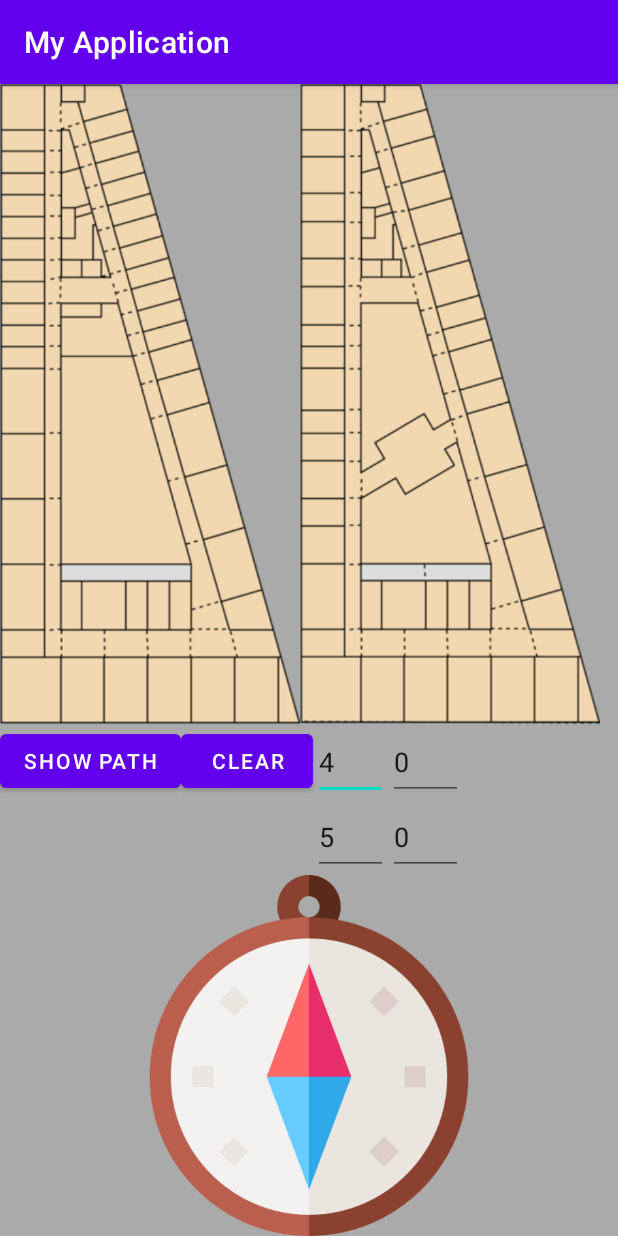
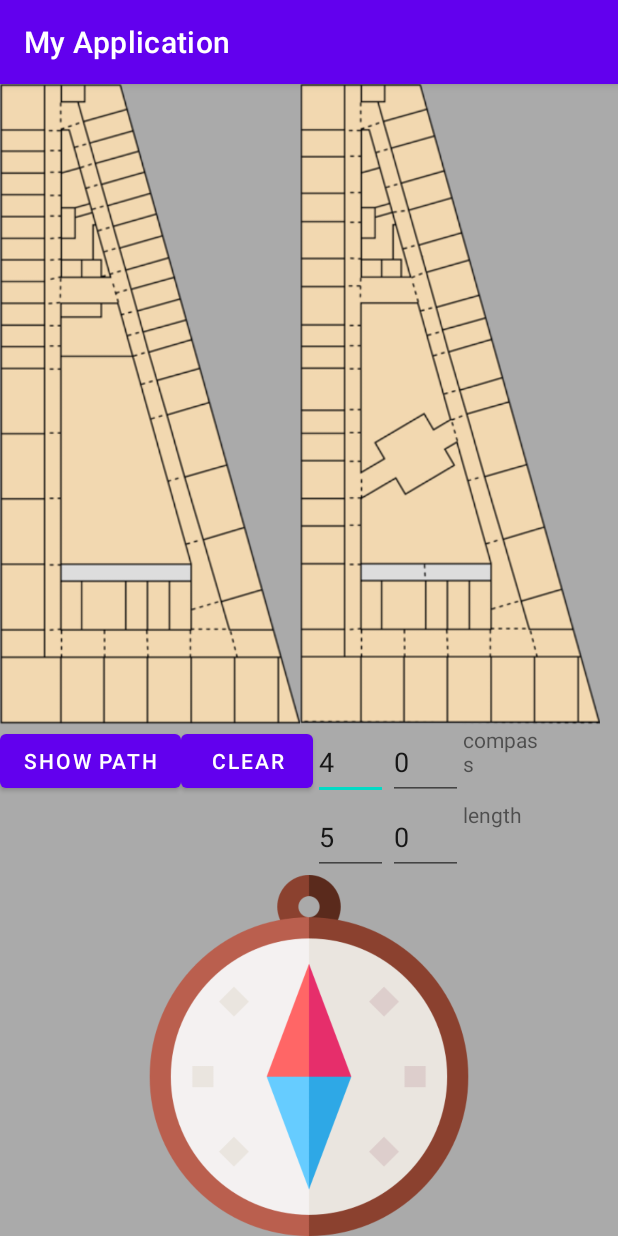
Before and after one commit to jimin61445/IoT_User, an Android app: the screen it shows after launch (MainActivity), on a phone screen of 412 x 824 dp. Run offline under Robolectric (Android 15) with nearby library versions, the phone set to English and light mode, and no system bars.

Commit message:
Add leftLength

```diff
--- a/app/src/main/java/com/example/myapplication/MainActivity.java
+++ b/app/src/main/java/com/example/myapplication/MainActivity.java
@@ -22,6 +22,7 @@ public class MainActivity extends AppCompatActivity implements SensorEventListen
 
     private ImageView pt;
     private TextView tv;
+    private TextView lt;
     private SensorManager sm;
     private Sensor Accel;
     private Sensor Magnet;
@@ -59,6 +60,7 @@ public class MainActivity extends AppCompatActivity implements SensorEventListen
         Magnet = sm.getDefaultSensor(Sensor.TYPE_MAGNETIC_FIELD);
         pt = (ImageView) findViewById(R.id.pointer);
         tv =(TextView)findViewById(R.id.textView1);
+        lt =(TextView)findViewById(R.id.textView2);
     }
 
     View.OnClickListener t =new View.OnClickListener() {
@@ -98,6 +100,8 @@ public class MainActivity extends AppCompatActivity implements SensorEventListen
             }
             if(check==0) {
                 astar.astarMain();
+                lt.setText(" "+Math.ceil(astar.fVal));
+
                 if (astar.start.getFloor() == 4) {
                     mv.invalidate();
                     mv2.invalidate();
@@ -164,7 +168,7 @@ public class MainActivity extends AppCompatActivity implements SensorEventListen
             SensorManager.getOrientation(mR,mOrientation);
 
             float azimuth = (float) Math.toDegrees(mOrientation[0]);
-
+            tv.setText(" "+azimuth);
 
             RotateAnimation RA =  new RotateAnimation(currentDegree,-azimuth, Animation.RELATIVE_TO_SELF,0.5f,Animation.RELATIVE_TO_SELF,0.5f);
 
--- a/app/src/main/java/com/example/myapplication/astar.java
+++ b/app/src/main/java/com/example/myapplication/astar.java
@@ -21,6 +21,7 @@ public class astar {
     public static Node[] m = new Node[100];
     public static Node start;
     public static Node end;
+    public static double fVal=0;
     public static Stack<Node> list = new Stack<>();
     public static Stack<Node> finalList = new Stack<>();
     public astar() {
@@ -93,7 +94,6 @@ public class astar {
                 }
                 if (!openList.contains(neighbor) ||fScore < fMaps.get(neighbor)) {
                     if(current.getParent()!=neighbor) {
-
                         neighbor.setParent(current);
                     }
                     gMaps.put(neighbor, gScore);
@@ -118,6 +118,9 @@ public class astar {
     private void printPath(Node node,Node end) {
         list.push(node);
         while (node.getParent() != null) {
+            Log.d("Log", String.valueOf(fVal));
+            fVal = fVal + Math.sqrt(h(node, node.getParent()));
+
             node = node.getParent();
             list.push(node);
 
--- a/app/src/main/res/layout/activity_main.xml
+++ b/app/src/main/res/layout/activity_main.xml
@@ -83,8 +83,15 @@
         android:layout_height="50dp"
         android:layout_width="50dp"
         android:layout_toRightOf="@+id/eto"
-        android:layout_below="@+id/printB"/>
-
+        android:layout_below="@+id/printB"
+        android:text="compass"/>
+    <TextView
+        android:id="@+id/textView2"
+        android:layout_height="50dp"
+        android:layout_width="50dp"
+        android:layout_toRightOf="@+id/eto"
+        android:text="length"
+        android:layout_below="@+id/textView1"/>
     <!--    /*-->
 <!--    com.example.myapplication.MyView-->
 <!--    android:id="@+id/printB"-->
```
